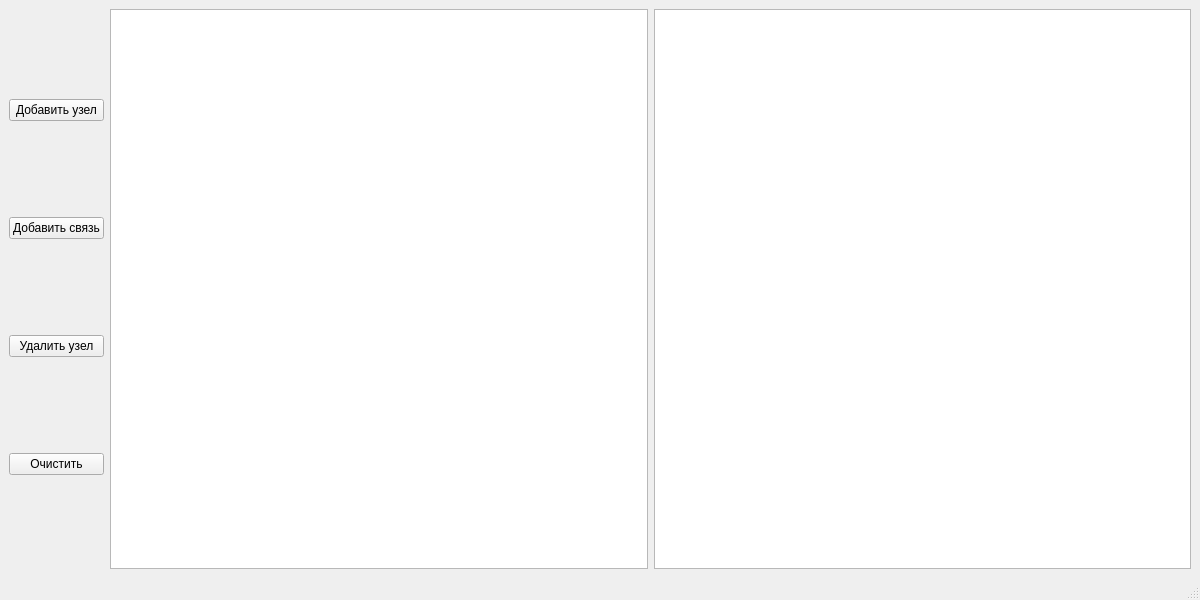
Old version of the form mainwindow.ui in the repository geroineee/Graph_QT.
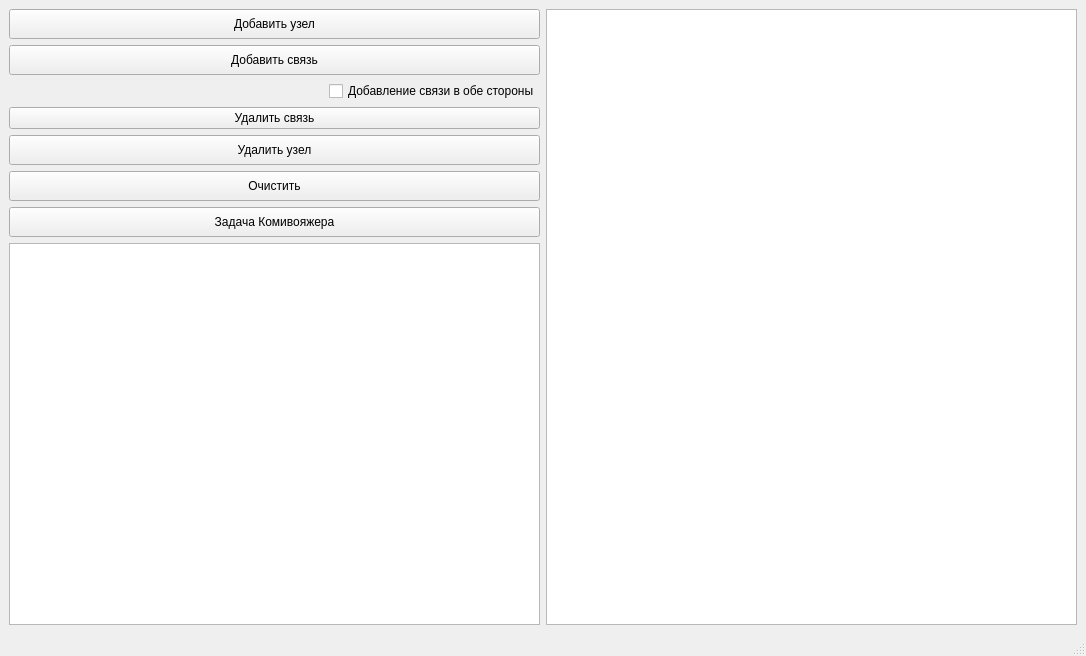
New version of the form.

```diff
--- a/mainwindow.ui
+++ b/mainwindow.ui
@@ -6,8 +6,8 @@
    <rect>
     <x>0</x>
     <y>0</y>
-    <width>1200</width>
-    <height>600</height>
+    <width>1086</width>
+    <height>656</height>
    </rect>
   </property>
   <property name="windowTitle">
@@ -17,11 +17,19 @@
    <bool>false</bool>
   </property>
   <widget class="QWidget" name="centralwidget">
-   <layout class="QGridLayout" name="gridLayout" columnstretch="0,0,0">
+   <layout class="QGridLayout" name="gridLayout_2">
+    <item row="0" column="0">
+     <layout class="QGridLayout" name="gridLayout">
     <item row="0" column="0">
      <layout class="QVBoxLayout" name="verticalLayout">
       <item>
        <widget class="QPushButton" name="draw_button">
+          <property name="minimumSize">
+           <size>
+            <width>0</width>
+            <height>30</height>
+           </size>
+          </property>
         <property name="text">
          <string>Добавить узел</string>
         </property>
@@ -29,13 +37,56 @@
       </item>
       <item>
        <widget class="QPushButton" name="pushButton">
+          <property name="minimumSize">
+           <size>
+            <width>0</width>
+            <height>30</height>
+           </size>
+          </property>
         <property name="text">
          <string>Добавить связь</string>
         </property>
        </widget>
       </item>
+        <item>
+         <layout class="QHBoxLayout" name="horizontalLayout_4" stretch="0,0">
+          <item>
+           <spacer name="horizontalSpacer">
+            <property name="orientation">
+             <enum>Qt::Horizontal</enum>
+            </property>
+            <property name="sizeHint" stdset="0">
+             <size>
+              <width>40</width>
+              <height>20</height>
+             </size>
+            </property>
+           </spacer>
+          </item>
+          <item>
+           <widget class="QCheckBox" name="checkBox">
+            <property name="text">
+             <string>Добавление связи в обе стороны</string>
+            </property>
+           </widget>
+          </item>
+         </layout>
+        </item>
+        <item>
+         <widget class="QPushButton" name="delete_link_button">
+          <property name="text">
+           <string>Удалить связь</string>
+          </property>
+         </widget>
+        </item>
       <item>
        <widget class="QPushButton" name="delete_node_button">
+          <property name="minimumSize">
+           <size>
+            <width>0</width>
+            <height>30</height>
+           </size>
+          </property>
         <property name="text">
          <string>Удалить узел</string>
         </property>
@@ -43,14 +94,36 @@
       </item>
       <item>
        <widget class="QPushButton" name="clear_button">
+          <property name="minimumSize">
+           <size>
+            <width>0</width>
+            <height>30</height>
+           </size>
+          </property>
         <property name="text">
          <string>Очистить</string>
         </property>
        </widget>
       </item>
-     </layout>
-    </item>
-    <item row="0" column="1">
+        <item>
+         <widget class="QPushButton" name="pushButton_2">
+          <property name="minimumSize">
+           <size>
+            <width>0</width>
+            <height>30</height>
+           </size>
+          </property>
+          <property name="text">
+           <string>Задача Комивояжера</string>
+          </property>
+         </widget>
+        </item>
+       </layout>
+      </item>
+      <item row="0" column="1" rowspan="2">
+       <widget class="QGraphicsView" name="graphicsView"/>
+      </item>
+      <item row="1" column="0">
      <widget class="QTableView" name="matrixView">
       <property name="minimumSize">
        <size>
@@ -69,8 +142,7 @@
       </property>
      </widget>
     </item>
-    <item row="0" column="2">
-     <widget class="QGraphicsView" name="graphicsView"/>
+     </layout>
     </item>
    </layout>
   </widget>
```
Left out of the diff: 2 changed lines with no effect on the pictures. Lines whose indentation alone changed are shown as unchanged.
